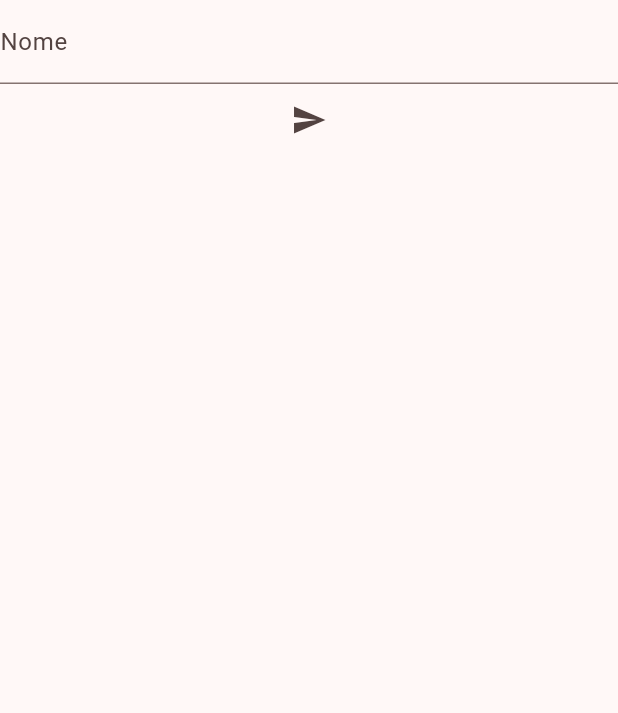
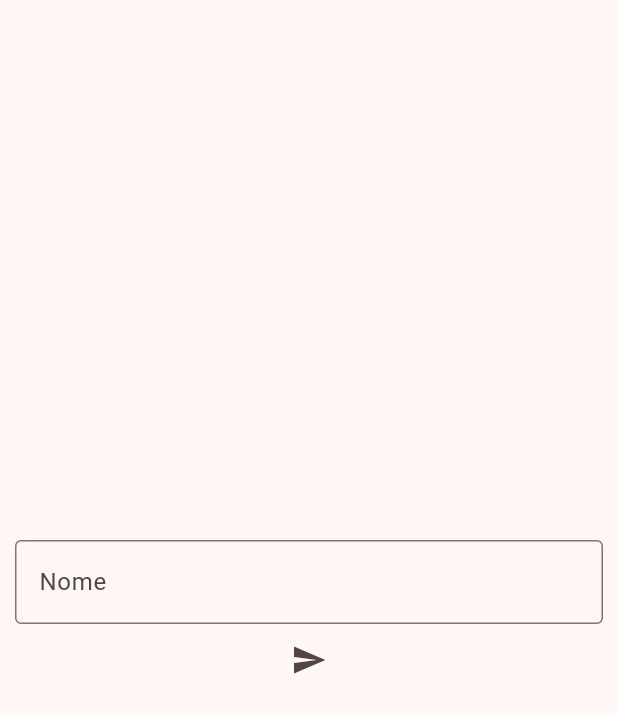
Before and after one commit to DevMonts/fidelity, a Flutter app: the RegisterEnterprisePage screen opened directly, on a phone screen of 412 x 824 dp. Shown: the top 713 px of the screen. Run offline on Flutter 3.47's test engine with Material 3 defaults, Android fonts, the phone set to English and light mode, and no system bars; our stand-ins replace sqflite; accounts and stored records are empty.

Commit message:
style: register enterprise page

```diff
--- a/lib/features/register/presentation/page/register_enterprise_page.dart
+++ b/lib/features/register/presentation/page/register_enterprise_page.dart
@@ -14,11 +14,17 @@ class _RegisterEnterprisePageState extends State<RegisterEnterprisePage> {
   @override
   Widget build(BuildContext context) {
     return Scaffold(
-      body: Column(
+      body: Padding(
+        padding: const EdgeInsets.all(10),
+        child: Column(
+          mainAxisAlignment: MainAxisAlignment.center,
           children: [
             TextFormField(
               keyboardType: TextInputType.emailAddress,
-            decoration: InputDecoration(labelText: AppStrings.nameLabel),
+              decoration: InputDecoration(
+                labelText: AppStrings.nameLabel,
+                border: OutlineInputBorder(),
+              ),
               controller: nameController,
             ),
             IconButton(
@@ -38,6 +44,7 @@ class _RegisterEnterprisePageState extends State<RegisterEnterprisePage> {
             ),
           ],
         ),
+      ),
     );
   }
 }
```
Lines whose indentation alone changed are shown as unchanged.
